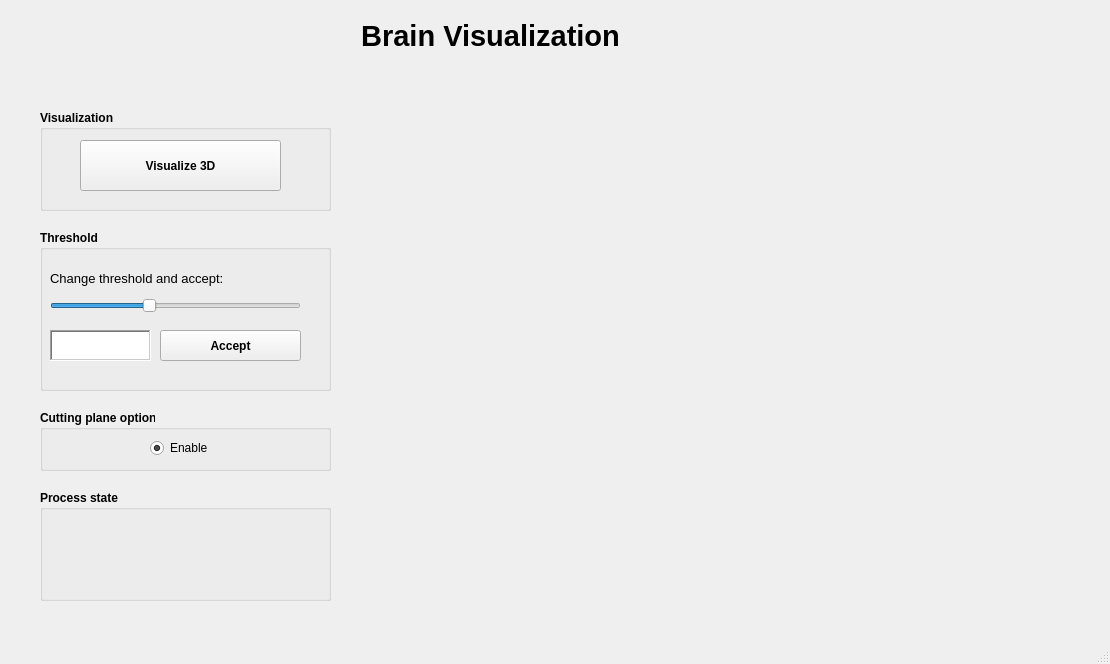
martamycielska/DADM, file DADM/DADM/visualization3d.ui: the form before one commit.
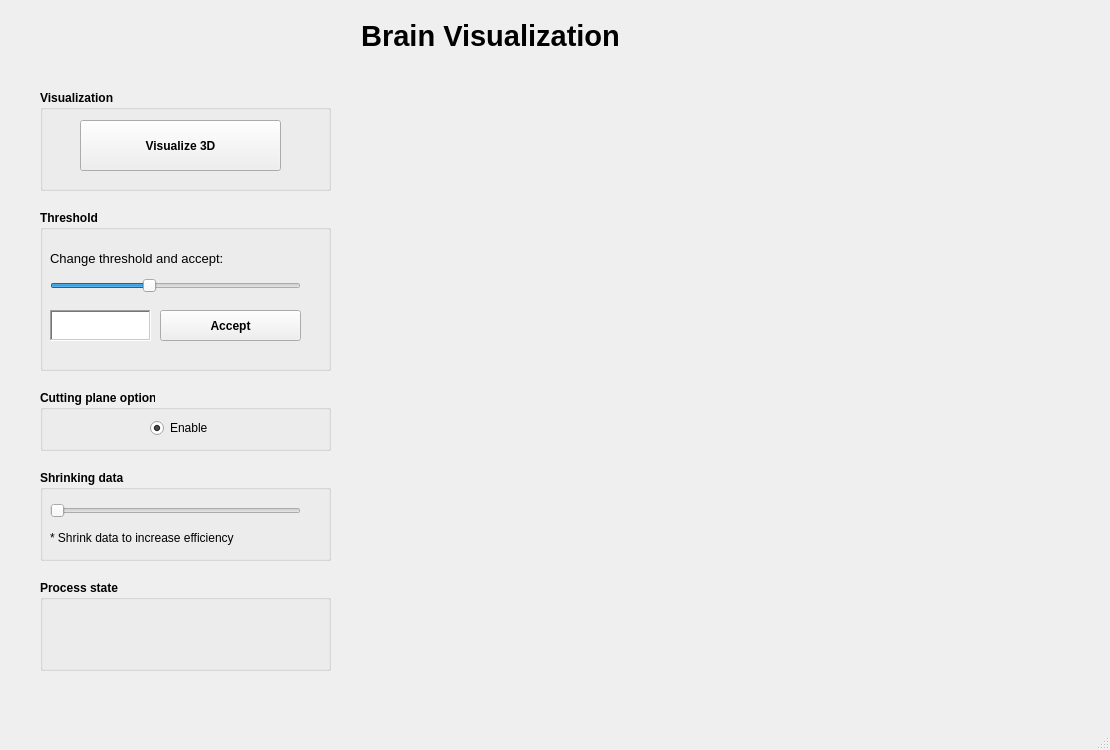
The form after the commit. Custom widgets are drawn as their Qt base class.

Diff of the .ui file:
```diff
--- a/DADM/DADM/visualization3d.ui
+++ b/DADM/DADM/visualization3d.ui
@@ -7,7 +7,7 @@
     <x>0</x>
     <y>0</y>
     <width>1110</width>
-    <height>664</height>
+    <height>750</height>
    </rect>
   </property>
   <property name="windowTitle">
@@ -50,9 +50,9 @@
     <property name="geometry">
      <rect>
       <x>370</x>
-      <y>110</y>
+      <y>80</y>
       <width>721</width>
-      <height>501</height>
+      <height>591</height>
      </rect>
     </property>
    </widget>
@@ -60,7 +60,7 @@
     <property name="geometry">
      <rect>
       <x>40</x>
-      <y>230</y>
+      <y>210</y>
       <width>291</width>
       <height>161</height>
      </rect>
@@ -165,7 +165,7 @@
     <property name="geometry">
      <rect>
       <x>40</x>
-      <y>110</y>
+      <y>90</y>
       <width>291</width>
       <height>101</height>
      </rect>
@@ -197,7 +197,7 @@
     <property name="geometry">
      <rect>
       <x>40</x>
-      <y>410</y>
+      <y>390</y>
       <width>291</width>
       <height>61</height>
      </rect>
@@ -244,9 +244,9 @@
     <property name="geometry">
      <rect>
       <x>40</x>
-      <y>490</y>
+      <y>580</y>
       <width>291</width>
-      <height>111</height>
+      <height>91</height>
      </rect>
     </property>
     <property name="font">
@@ -262,14 +262,14 @@
      <property name="geometry">
       <rect>
        <x>10</x>
-       <y>40</y>
+       <y>30</y>
        <width>271</width>
        <height>51</height>
       </rect>
      </property>
      <property name="font">
       <font>
-       <pointsize>9</pointsize>
+       <pointsize>10</pointsize>
        <weight>50</weight>
        <bold>false</bold>
       </font>
@@ -282,6 +282,63 @@
      </property>
     </widget>
    </widget>
+   <widget class="QGroupBox" name="shrinkDataGroupBox">
+    <property name="geometry">
+     <rect>
+      <x>40</x>
+      <y>470</y>
+      <width>291</width>
+      <height>91</height>
+     </rect>
+    </property>
+    <property name="font">
+     <font>
+      <weight>75</weight>
+      <bold>true</bold>
+     </font>
+    </property>
+    <property name="title">
+     <string>Shrinking data</string>
+    </property>
+    <widget class="QSlider" name="shrinkSlider">
+     <property name="geometry">
+      <rect>
+       <x>10</x>
+       <y>30</y>
+       <width>251</width>
+       <height>22</height>
+      </rect>
+     </property>
+     <property name="minimum">
+      <number>1</number>
+     </property>
+     <property name="maximum">
+      <number>5</number>
+     </property>
+     <property name="orientation">
+      <enum>Qt::Horizontal</enum>
+     </property>
+    </widget>
+    <widget class="QLabel" name="shrinkingLabel">
+     <property name="geometry">
+      <rect>
+       <x>10</x>
+       <y>60</y>
+       <width>251</width>
+       <height>16</height>
+      </rect>
+     </property>
+     <property name="font">
+      <font>
+       <weight>50</weight>
+       <bold>false</bold>
+      </font>
+     </property>
+     <property name="text">
+      <string>* Shrink data to increase efficiency</string>
+     </property>
+    </widget>
+   </widget>
   </widget>
   <widget class="QMenuBar" name="menubar">
    <property name="geometry">
```
